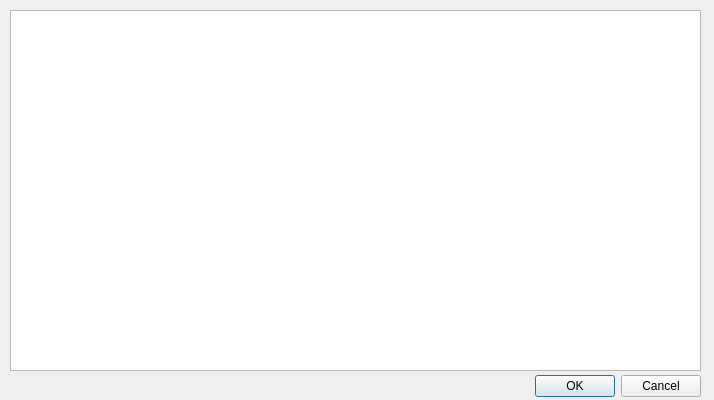
Old version of the form src/view/table.ui in the repository mrdamos69/SmartCalc_v2.0.
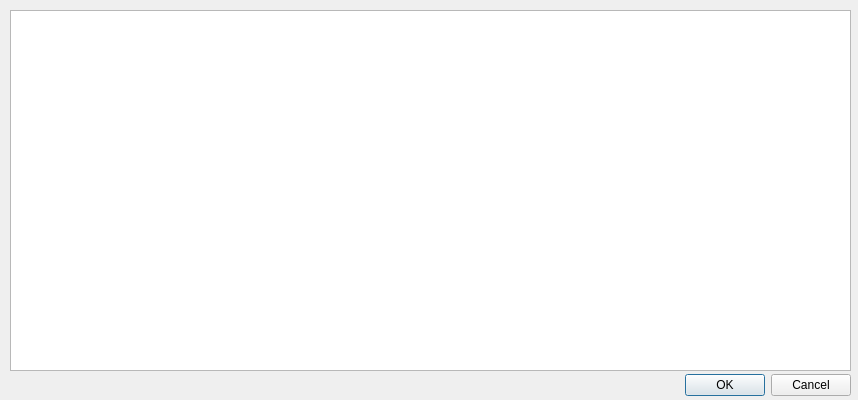
New version of the form.

```diff
--- a/src/view/table.ui
+++ b/src/view/table.ui
@@ -6,7 +6,7 @@
    <rect>
     <x>0</x>
     <y>0</y>
-    <width>714</width>
+    <width>858</width>
     <height>400</height>
    </rect>
   </property>
@@ -16,10 +16,10 @@
   <widget class="QDialogButtonBox" name="buttonBox">
    <property name="geometry">
     <rect>
-     <x>70</x>
+     <x>220</x>
      <y>370</y>
      <width>631</width>
-     <height>32</height>
+     <height>31</height>
     </rect>
    </property>
    <property name="orientation">
@@ -34,7 +34,7 @@
     <rect>
      <x>10</x>
      <y>10</y>
-     <width>691</width>
+     <width>841</width>
      <height>361</height>
     </rect>
    </property>
```
